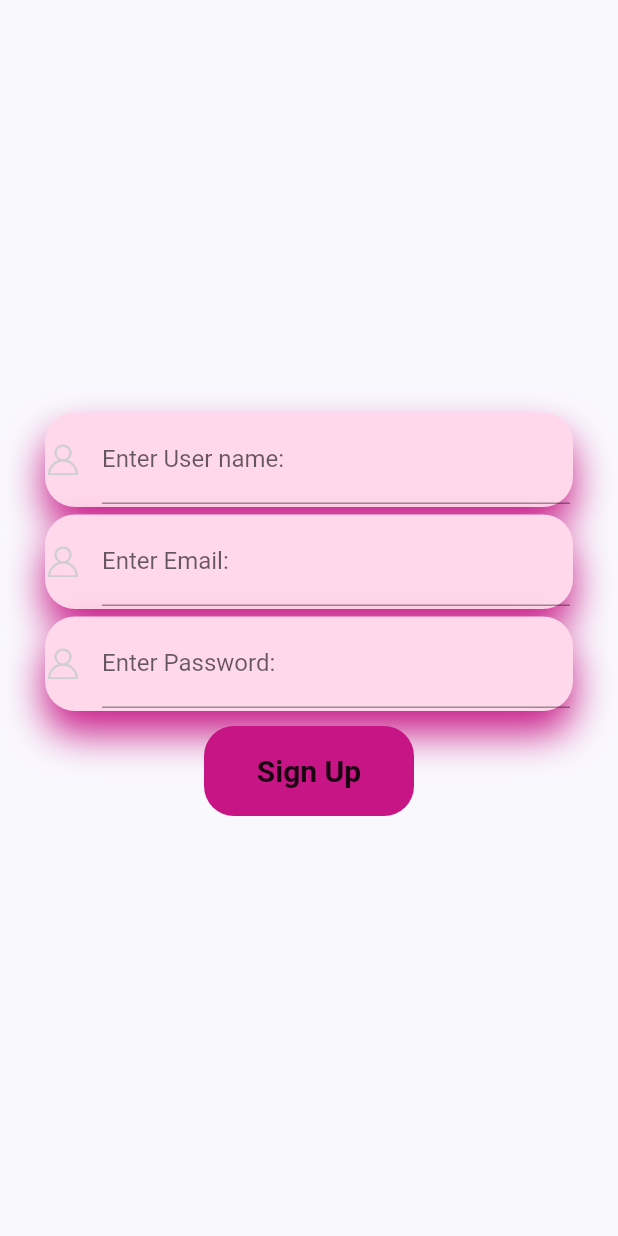
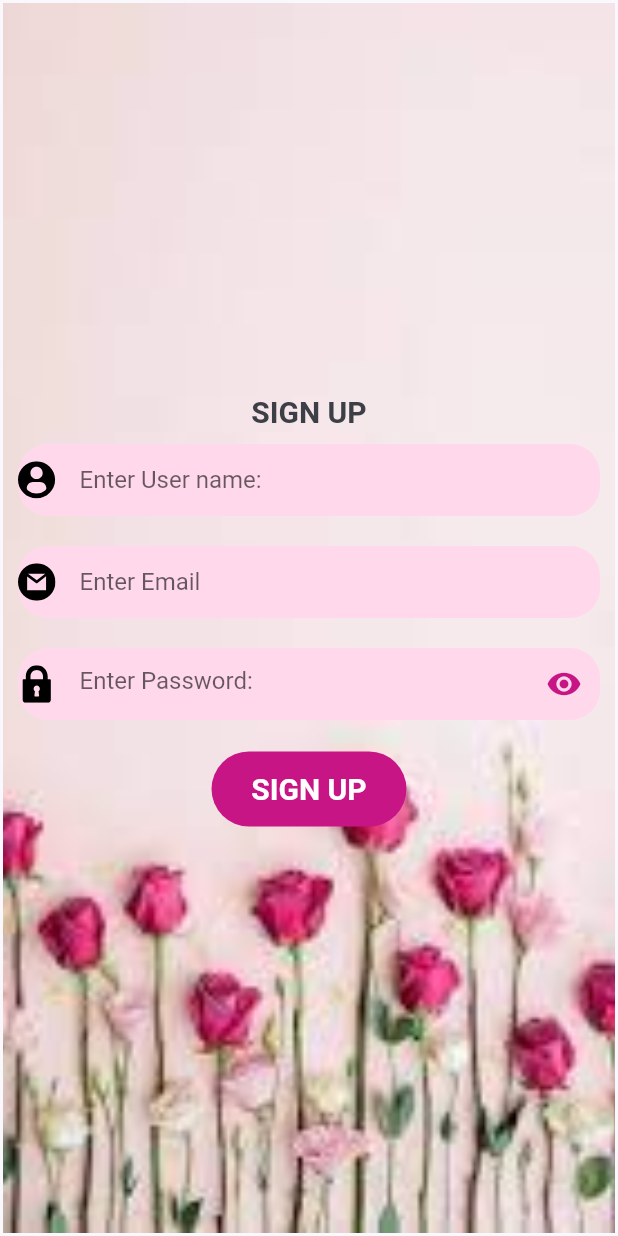
Before and after one commit to iamashimi/Application_For_Flower, a Flutter app: the SignUp screen opened directly, on a phone screen of 412 x 824 dp. Run offline on Flutter 3.47's test engine with Material 2 defaults, Android fonts, the phone set to English and light mode, and no system bars; our stand-ins replace firebase_auth, firebase_core, flutter_svg; accounts and stored records are empty; network calls fail.

```diff
--- a/lib/screens/home/Signup/SignUp.dart
+++ b/lib/screens/home/Signup/SignUp.dart
@@ -26,94 +26,85 @@ Future<void> sigup() async{
   Widget build(BuildContext context) {
     return Scaffold(
       body: Container(
+       constraints: BoxConstraints.expand(),
+                decoration: BoxDecoration(
+                    image: DecorationImage(
+                        image: AssetImage("assets/images/image_5.jpg"),
+                        fit: BoxFit.cover)
+                        ),
         alignment: Alignment.center,
-        margin: EdgeInsets.all(30),
+        margin: EdgeInsets.all(2),
         child: Column(
           mainAxisAlignment: MainAxisAlignment.center,
           children: [
+            Text("SIGN UP", style: TextStyle(fontWeight: FontWeight.bold,fontSize: 20,)),
             Container(
-            padding: EdgeInsets.all(2),
+            margin: EdgeInsets.all(10),
             child: TextFormField(
                 decoration: InputDecoration(
-                  icon: SvgPicture.asset("assets/icons/user-icon.svg"),
-                  labelText: "Enter User name:",
-                  hintText: "Username",
+                  icon: SvgPicture.asset("assets/icons/profile-user.svg"),
+                  hintText: "Enter User name:",
+                  enabledBorder: InputBorder.none,
+                  focusedBorder: InputBorder.none,
                 ),
                 controller: _user,
               ),
               decoration: BoxDecoration(
                       color: kPrimaryColor,
                       borderRadius: BorderRadius.circular(20),
-                      boxShadow: [
-                            BoxShadow(
-                                offset: Offset(0, 15),
-                                blurRadius: 22,
-                                color: kButtonColour.withOpacity(0.96)
-                             ),
-                             ]
                           ),
                          ),
-            SizedBox(height: 5,),
+            //SizedBox(height: 1,),
             Container(
-              padding: EdgeInsets.all(2),
+              margin: EdgeInsets.all(10),
               child: TextFormField(
                 decoration: InputDecoration(
-                  icon: SvgPicture.asset("assets/icons/user-icon.svg"),
-                  labelText: "Enter Email:",
-                  hintText: "Your Email"
+                  icon: SvgPicture.asset("assets/icons/gmail.svg"),
+                  hintText: "Enter Email",
+                  enabledBorder: InputBorder.none,
+                  focusedBorder: InputBorder.none,
                 ),
                 controller: _email,
               ),
               decoration: BoxDecoration(
                       color: kPrimaryColor,
                       borderRadius: BorderRadius.circular(20),
-                      boxShadow: [
-                            BoxShadow(
-                                offset: Offset(0, 15),
-                                blurRadius: 22,
-                                color: kButtonColour.withOpacity(0.96)
-                             ),
-                             ]
                           ),
             ),
-            SizedBox(height: 5,),
+            //SizedBox(height: 1,),
             Container(
-              padding: EdgeInsets.all(2),
+              margin: EdgeInsets.all(10),
               child: TextFormField(
                 obscureText: true,
                 decoration: InputDecoration(
-                  icon: SvgPicture.asset("assets/icons/user-icon.svg"),
-                  labelText: "Enter Password:",
-                  hintText: "Password"
+                  icon: SvgPicture.asset("assets/icons/lock.svg"),
+                  hintText: "Enter Password:",
+                  suffixIcon: Icon(Icons.visibility, color: kButtonColour,),
+                  enabledBorder: InputBorder.none,
+                  focusedBorder: InputBorder.none,
                 ),
                 controller: _password,
               ),
               decoration: BoxDecoration(
                       color: kPrimaryColor,
                       borderRadius: BorderRadius.circular(20),
-                      boxShadow: [
-                            BoxShadow(
-                                offset: Offset(0, 15),
-                                blurRadius: 22,
-                                color: kButtonColour.withOpacity(0.96)
-                             ),
-                             ]
                           ),
             ),
-            SizedBox(height: 5,),
+            SizedBox(height: 1,),
             Container(
               height: 70,
               width: 150,
-              padding: EdgeInsets.all(5),
+              padding: EdgeInsets.all(10),
               // ignore: deprecated_member_use
               child: FlatButton(
                 shape: RoundedRectangleBorder(
-                 borderRadius: BorderRadius.circular(20),
+                 borderRadius: BorderRadius.circular(30),
                  ),
                  color: kButtonColour,
-                child: Text("Sign Up", style: TextStyle(
+                child: Text("SIGN UP", style: TextStyle(
                   fontWeight: FontWeight.bold,
-                  fontSize: 20
+                  fontSize: 20,
+                  color: Colors.white
                 ),),
                 onPressed: (){
                   sigup();
```
Also changed, not shown: lib/screens/home/Signup/SignIn.dart (+98 -2 lines), pubspec.yaml (+25 -0 lines), assets/icons/gmail.svg (added), assets/icons/lock.svg (added), assets/icons/login.svg (added), assets/icons/profile-user.svg (added), assets/images/image_5.jpg (added), lib/screens/Login/components/background.dart (added), lib/screens/Login/components/body.dart (added), lib/screens/Login/login_screen.dart (added).
